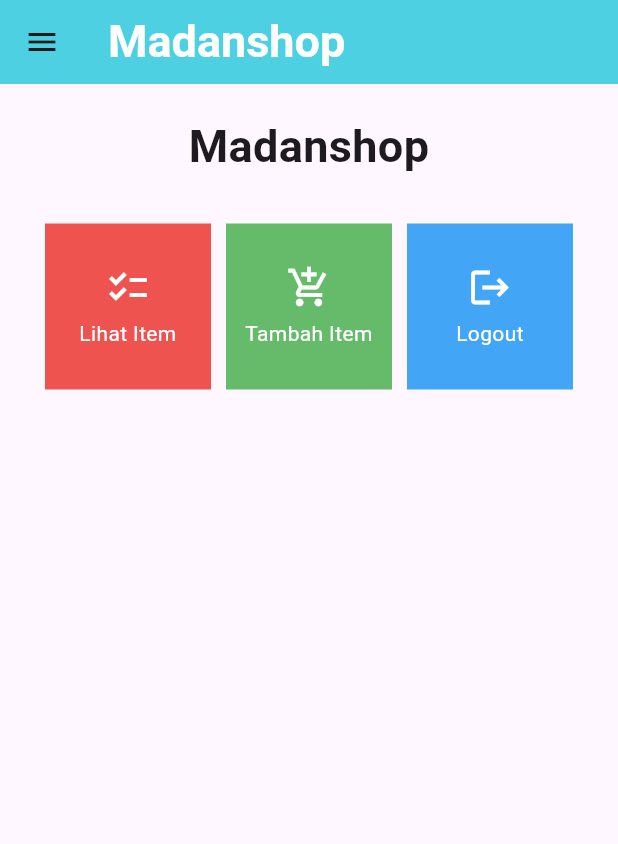
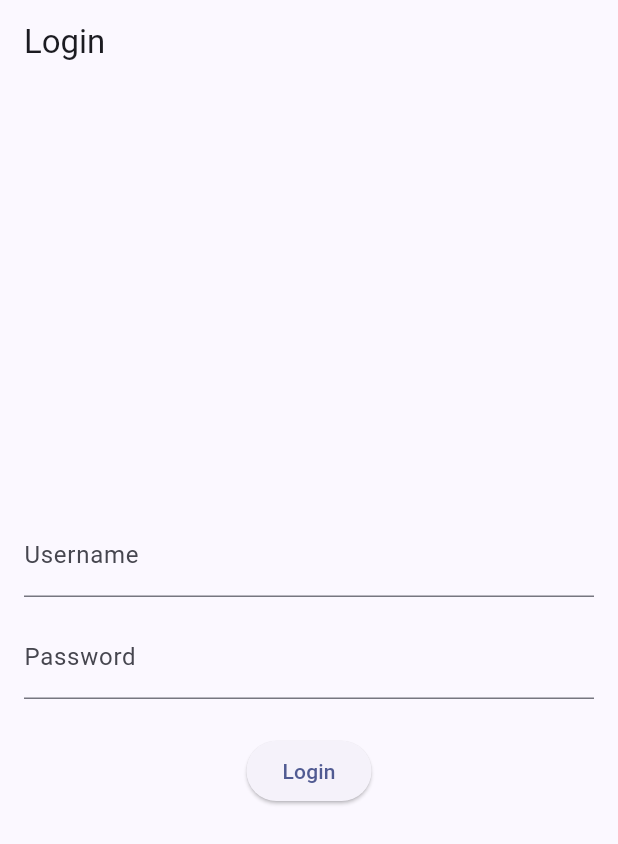
Before and after one commit to mhmmdmadhanip/madanshop-mobile, a Flutter app: the screen it shows after launch, on a phone screen of 412 x 824 dp. Shown: the top 844 px of the screen. Run offline on Flutter 3.47's test engine with Material 2 defaults, Android fonts, the phone set to English and light mode, and no system bars; missing offline and left inert: pbp_django_auth.

Commit message:
Menyelesaikan Tugas 9

```diff
--- a/lib/main.dart
+++ b/lib/main.dart
@@ -1,5 +1,8 @@
 import 'package:flutter/material.dart';
+import 'package:madanshop/screens/login.dart';
 import 'package:madanshop/screens/menu.dart';
+import 'package:pbp_django_auth/pbp_django_auth.dart';
+import 'package:provider/provider.dart';
 
 
 
@@ -8,17 +11,22 @@
 }
 
 class MyApp extends StatelessWidget {
-  const MyApp({super.key});
+    const MyApp({Key? key}) : super(key: key);
 
-  // This widget is the root of your application.
     @override
     Widget build(BuildContext context) {
-    return MaterialApp(
-      title: 'Madanshop Mobile App',
+        return Provider(
+            create: (_) {
+                CookieRequest request = CookieRequest();
+                return request;
+            },
+            child: MaterialApp(
+                title: 'Flutter App',
                 theme: ThemeData(
+                    colorScheme: ColorScheme.fromSeed(seedColor: Colors.indigo),
                     useMaterial3: true,
                 ),
-      home: MyHomePage(),
+                home: LoginPage()),
         );
     }
 }
--- /dev/null
+++ b/lib/screens/login.dart
@@ -0,0 +1,110 @@
+import 'package:madanshop/screens/menu.dart';
+import 'package:flutter/material.dart';
+import 'package:pbp_django_auth/pbp_django_auth.dart';
+import 'package:provider/provider.dart';
+
+void main() {
+    runApp(const LoginApp());
+}
+
+class LoginApp extends StatelessWidget {
+const LoginApp({super.key});
+
+@override
+Widget build(BuildContext context) {
+    return MaterialApp(
+        title: 'Login',
+        theme: ThemeData(
+            primarySwatch: Colors.blue,
+    ),
+    home: const LoginPage(),
+    );
+    }
+}
+
+class LoginPage extends StatefulWidget {
+    const LoginPage({super.key});
+
+    @override
+    _LoginPageState createState() => _LoginPageState();
+}
+
+class _LoginPageState extends State<LoginPage> {
+    final TextEditingController _usernameController = TextEditingController();
+    final TextEditingController _passwordController = TextEditingController();
+
+    @override
+    Widget build(BuildContext context) {
+        final request = context.watch<CookieRequest>();
+        return Scaffold(
+            appBar: AppBar(
+                title: const Text('Login'),
+            ),
+            body: Container(
+                padding: const EdgeInsets.all(16.0),
+                child: Column(
+                    mainAxisAlignment: MainAxisAlignment.center,
+                    children: [
+                        TextField(
+                            controller: _usernameController,
+                            decoration: const InputDecoration(
+                                labelText: 'Username',
+                            ),
+                        ),
+                        const SizedBox(height: 12.0),
+                        TextField(
+                            controller: _passwordController,
+                            decoration: const InputDecoration(
+                                labelText: 'Password',
+                            ),
+                            obscureText: true,
+                        ),
+                        const SizedBox(height: 24.0),
+                        ElevatedButton(
+                            onPressed: () async {
+                                String username = _usernameController.text;
+                                String password = _passwordController.text;
+
+                                final response = await request.login("http://127.0.0.1:8000/auth/login/", {
+                                'username': username,
+                                'password': password,
+                                });
+
+                                if (request.loggedIn) {
+                                    String message = response['message'];
+                                    String uname = response['username'];
+                                    Navigator.pushReplacement(
+                                        context,
+                                        MaterialPageRoute(builder: (context) => MyHomePage()),
+                                    );
+                                    ScaffoldMessenger.of(context)
+                                        ..hideCurrentSnackBar()
+                                        ..showSnackBar(
+                                            SnackBar(content: Text("$message Selamat datang, $uname.")));
+                                    } else {
+                                    showDialog(
+                                        context: context,
+                                        builder: (context) => AlertDialog(
+                                            title: const Text('Login Gagal'),
+                                            content:
+                                                Text(response['message']),
+                                            actions: [
+                                                TextButton(
+                                                    child: const Text('OK'),
+                                                    onPressed: () {
+                                                        Navigator.pop(context);
+                                                    },
+                                                ),
+                                            ],
+                                        ),
+                                    );
+                                }
+                            },
+                            child: const Text('Login'),
+                        ),
+                    ],
+                ),
+            ),
+        );
+    }
+}
--- a/lib/screens/menu.dart
+++ b/lib/screens/menu.dart
@@ -1,5 +1,6 @@
 import 'package:flutter/material.dart';
 import 'package:madanshop/screens/inventorylist_form.dart';
+import 'package:madanshop/widgets/inventory_card.dart';
 import 'package:madanshop/widgets/left_drawer.dart';
 
 class MyHomePage extends StatelessWidget {
@@ -66,59 +67,3 @@
       );
     }
 }
-
-class InventoryItem {
-  final String name;
-  final IconData icon;
-  final Color color;
-
-  InventoryItem(this.name, this.icon, this.color);
-}
-
-class InventoryCard extends StatelessWidget {
-  final InventoryItem item;
-
-  const InventoryCard(this.item, {super.key}); // Constructor
-
-  @override
-  Widget build(BuildContext context) {
-    return Material(
-      color: item.color,
-      child: InkWell(
-        // Area responsive terhadap sentuhan
-        onTap: () {
-          // Memunculkan SnackBar ketika diklik
-          ScaffoldMessenger.of(context)
-            ..hideCurrentSnackBar()
-            ..showSnackBar(SnackBar(
-                content: Text("Kamu telah menekan tombol ${item.name}!")));
-            if (item.name == "Tambah Item") {
-              Navigator.push(context,
-                MaterialPageRoute(builder: (context) => const ShopFormPage()));      }
-            },
-        child: Container(
-          // Container untuk menyimpan Icon dan Text
-          padding: const EdgeInsets.all(8),
-          child: Center(
-            child: Column(
-              mainAxisAlignment: MainAxisAlignment.center,
-              children: [
-                Icon(
-                  item.icon,
-                  color: Colors.white,
-                  size: 30.0,
-                ),
-                const Padding(padding: EdgeInsets.all(3)),
-                Text(
-                  item.name,
-                  textAlign: TextAlign.center,
-                  style: const TextStyle(color: Colors.white),
-                ),
-              ],
-            ),
-          ),
-        ),
-      ),
-    );
-  }
-}
--- a/pubspec.yaml
+++ b/pubspec.yaml
@@ -35,6 +35,9 @@
   # The following adds the Cupertino Icons font to your application.
   # Use with the CupertinoIcons class for iOS style icons.
   cupertino_icons: ^1.0.2
+  provider: ^6.1.1
+  pbp_django_auth: ^0.4.0
+  http: ^1.1.0
 
 dev_dependencies:
   flutter_test:
```
Also changed, not shown: lib/models/item.dart (added, +69 -0 lines), lib/screens/inventorylist_form.dart (+35 -33 lines), lib/screens/item_detail.dart (added, +55 -0 lines), lib/screens/list_item.dart (added, +104 -0 lines), lib/widgets/inventory_card.dart (+32 -3 lines), lib/widgets/left_drawer.dart (+14 -1 lines), pubspec.lock, 3 other files. Lines whose indentation alone changed are shown as unchanged.
